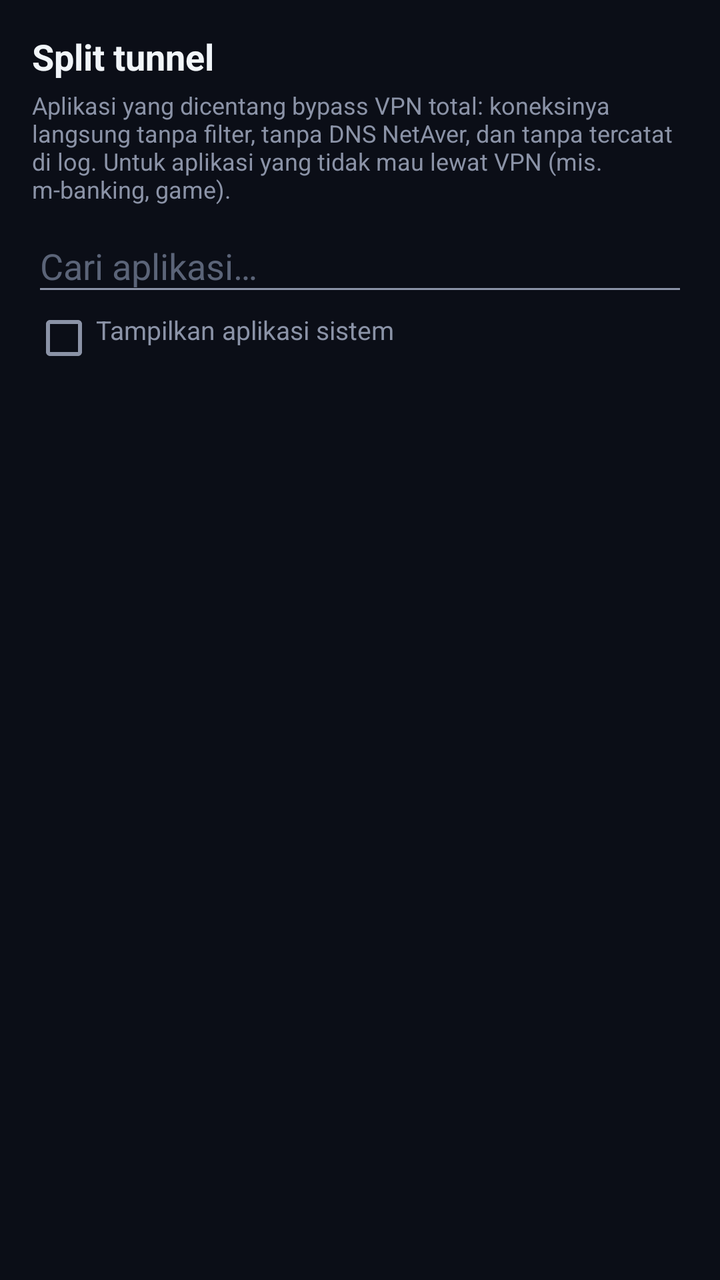
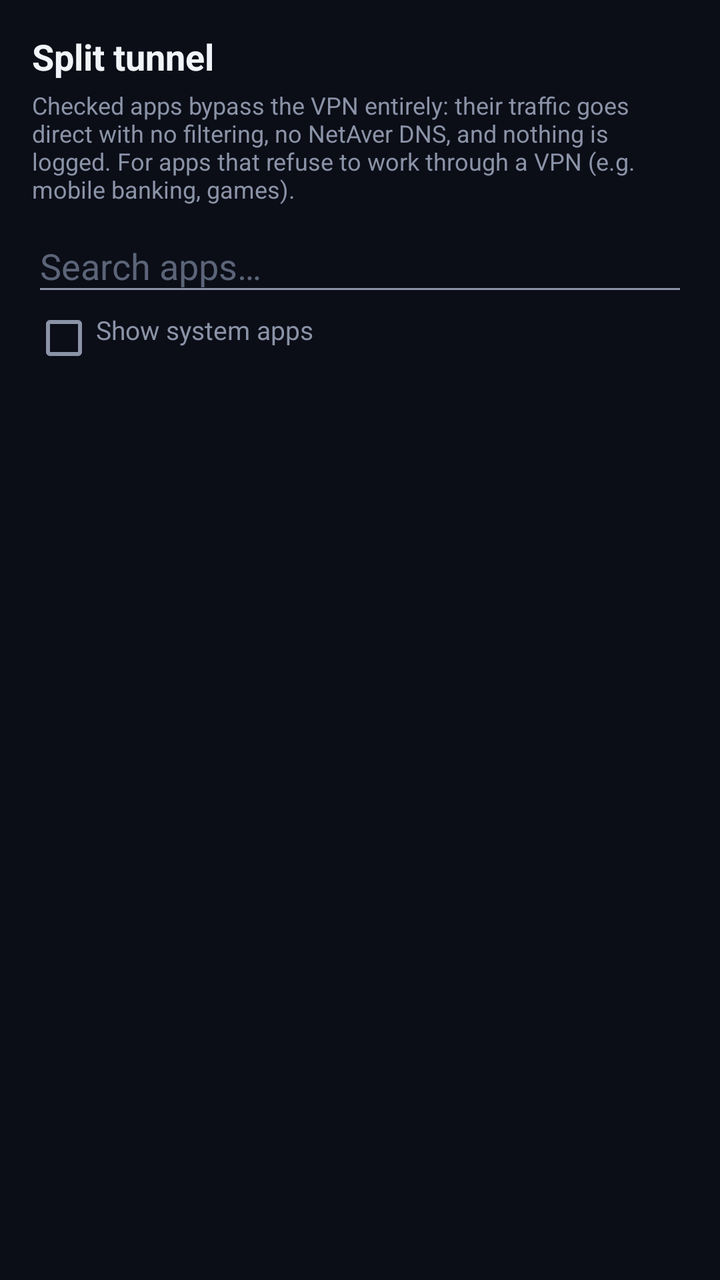

An Android layout rendered at two revisions. The XML below is the earlier revision; the diff shows what the commit changed to produce the second picture.
<!-- AndroidManifest.xml: application theme Theme.NetAverDNS -->
<!-- res/layout/fragment_split_tunnel.xml -->
<?xml version="1.0" encoding="utf-8"?>
<LinearLayout xmlns:android="http://schemas.android.com/apk/res/android"
    android:layout_width="match_parent"
    android:layout_height="match_parent"
    android:orientation="vertical"
    android:background="@color/bg"
    android:padding="16dp">

    <TextView
        android:layout_width="wrap_content"
        android:layout_height="wrap_content"
        android:text="Split tunnel"
        android:textColor="@color/text"
        android:textSize="18sp"
        android:textStyle="bold"
        android:paddingBottom="4dp" />

    <TextView
        android:layout_width="wrap_content"
        android:layout_height="wrap_content"
        android:text="@string/split_tunnel_desc"
        android:textColor="@color/muted"
        android:textSize="12sp"
        android:paddingBottom="8dp" />

    <EditText
        android:id="@+id/split_search"
        android:layout_width="match_parent"
        android:layout_height="wrap_content"
        android:hint="Cari aplikasi…"
        android:textColor="@color/text"
        android:textColorHint="@color/faint"
        android:singleLine="true"
        android:paddingBottom="8dp" />

    <CheckBox
        android:id="@+id/split_show_system"
        android:layout_width="wrap_content"
        android:layout_height="wrap_content"
        android:text="Tampilkan aplikasi sistem"
        android:textColor="@color/muted"
        android:textSize="13sp"
        android:paddingBottom="8dp" />

    <ListView
        android:id="@+id/split_list"
        android:layout_width="match_parent"
        android:layout_height="0dp"
        android:layout_weight="1"
        android:divider="@color/border"
        android:dividerHeight="1dp" />

    <LinearLayout
        android:id="@+id/split_bar"
        android:layout_width="match_parent"
        android:layout_height="wrap_content"
        android:orientation="horizontal"
        android:gravity="center_vertical"
        android:paddingTop="10dp"
        android:visibility="gone">

        <TextView
            android:id="@+id/split_bar_text"
            android:layout_width="0dp"
            android:layout_height="wrap_content"
            android:layout_weight="1"
            android:textColor="@color/text"
            android:textSize="13sp" />

        <Button
            android:id="@+id/split_btn_cancel"
            android:layout_width="wrap_content"
            android:layout_height="wrap_content"
            android:text="Batal" />

        <Button
            android:id="@+id/split_btn_apply"
            android:layout_width="wrap_content"
            android:layout_height="wrap_content"
            android:text="Terapkan" />
    </LinearLayout>
</LinearLayout>
<!-- resources referenced by this layout -->
<resources>
  <color name="bg">#0B0E17</color>
  <color name="border">#1F2740</color>
  <color name="faint">#5B6478</color>
  <color name="muted">#8B93A7</color>
  <color name="text">#F1F5F9</color>
  <string name="split_tunnel_desc">Aplikasi yang dicentang bypass VPN total: koneksinya langsung tanpa filter, tanpa DNS NetAver, dan tanpa tercatat di log. Untuk aplikasi yang tidak mau lewat VPN (mis. m-banking, game).</string>
  <style name="Theme.NetAverDNS" parent="android:Theme.Material.NoActionBar">
          <item name="android:windowBackground">@color/bg</item>
          <item name="android:colorBackground">@color/bg</item>
          <item name="android:textColorPrimary">@color/text</item>
          <item name="android:textColorSecondary">@color/muted</item>
          <item name="android:colorAccent">@color/accent</item>
          <item name="android:navigationBarColor">@color/bg</item>
          <item name="android:statusBarColor">@color/bg</item>
      </style>
  <color name="accent">#3B82F6</color>
</resources>

<!-- the commit's change to res/layout/fragment_split_tunnel.xml (unified diff, before → after) -->
@@ -9,7 +9,7 @@
     <TextView
         android:layout_width="wrap_content"
         android:layout_height="wrap_content"
-        android:text="Split tunnel"
+        android:text="@string/split_tunnel"
         android:textColor="@color/text"
         android:textSize="18sp"
         android:textStyle="bold"
@@ -27,7 +27,7 @@
         android:id="@+id/split_search"
         android:layout_width="match_parent"
         android:layout_height="wrap_content"
-        android:hint="Cari aplikasi…"
+        android:hint="@string/search_apps_hint"
         android:textColor="@color/text"
         android:textColorHint="@color/faint"
         android:singleLine="true"
@@ -37,7 +37,7 @@
         android:id="@+id/split_show_system"
         android:layout_width="wrap_content"
         android:layout_height="wrap_content"
-        android:text="Tampilkan aplikasi sistem"
+        android:text="@string/show_system_apps"
         android:textColor="@color/muted"
         android:textSize="13sp"
         android:paddingBottom="8dp" />
@@ -71,12 +71,12 @@
             android:id="@+id/split_btn_cancel"
             android:layout_width="wrap_content"
             android:layout_height="wrap_content"
-            android:text="Batal" />
+            android:text="@string/cancel" />
 
         <Button
             android:id="@+id/split_btn_apply"
             android:layout_width="wrap_content"
             android:layout_height="wrap_content"
-            android:text="Terapkan" />
+            android:text="@string/apply" />
     </LinearLayout>
 </LinearLayout>
<!-- resource entries referenced after the edit -->
@@ -5,7 +5,12 @@
   <color name="faint">#5B6478</color>
   <color name="muted">#8B93A7</color>
   <color name="text">#F1F5F9</color>
-  <string name="split_tunnel_desc">Aplikasi yang dicentang bypass VPN total: koneksinya langsung tanpa filter, tanpa DNS NetAver, dan tanpa tercatat di log. Untuk aplikasi yang tidak mau lewat VPN (mis. m-banking, game).</string>
+  <string name="apply">Apply</string>
+  <string name="cancel">Cancel</string>
+  <string name="search_apps_hint">Search apps…</string>
+  <string name="show_system_apps">Show system apps</string>
+  <string name="split_tunnel">Split tunnel</string>
+  <string name="split_tunnel_desc">Checked apps bypass the VPN entirely: their traffic goes direct with no filtering, no NetAver DNS, and nothing is logged. For apps that refuse to work through a VPN (e.g. mobile banking, games).</string>
   <style name="Theme.NetAverDNS" parent="android:Theme.Material.NoActionBar">
           <item name="android:windowBackground">@color/bg</item>
           <item name="android:colorBackground">@color/bg</item>
